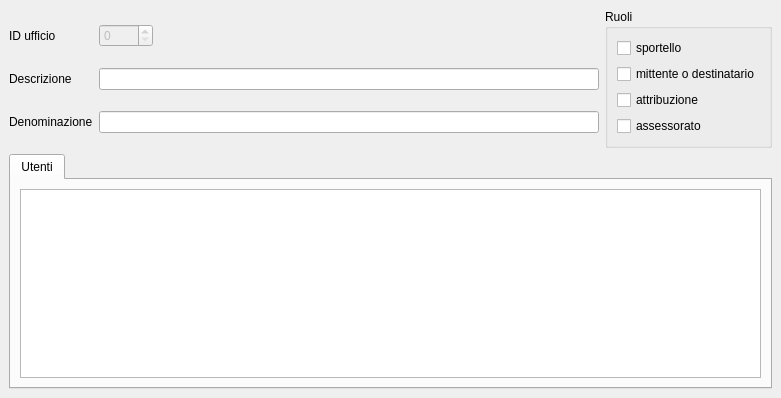
Old version of the form src/com/axiastudio/suite/base/forms/ufficio.ui in the repository tizianolattisi/suitegda.
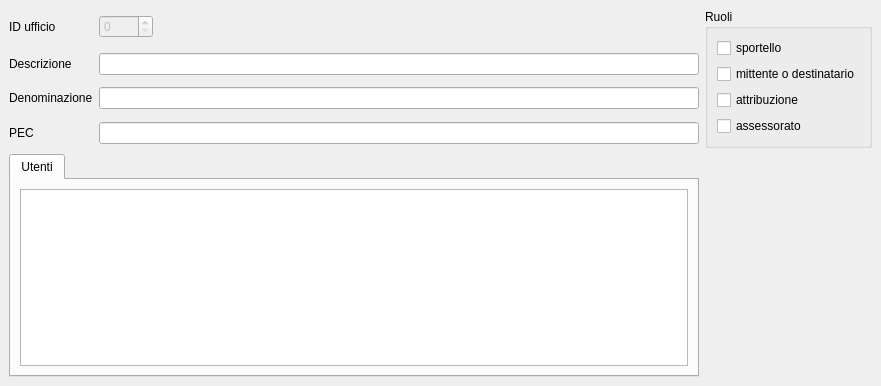
New version of the form. Custom widgets are drawn as their Qt base class.

What changed in the file:
```diff
--- a/src/com/axiastudio/suite/base/forms/ufficio.ui
+++ b/src/com/axiastudio/suite/base/forms/ufficio.ui
@@ -6,8 +6,8 @@
    <rect>
     <x>0</x>
     <y>0</y>
-    <width>747</width>
-    <height>398</height>
+    <width>881</width>
+    <height>386</height>
    </rect>
   </property>
   <property name="windowTitle">
@@ -17,10 +17,6 @@
    <string>id,&lt;Descrizione&gt;</string>
   </property>
   <widget class="QWidget" name="centralwidget">
-   <layout class="QVBoxLayout" name="verticalLayout_3">
-    <item>
-     <layout class="QHBoxLayout" name="horizontalLayout">
-      <item>
        <layout class="QGridLayout" name="gridLayout">
         <item row="0" column="0">
          <widget class="QLabel" name="label_2">
@@ -58,12 +54,85 @@
           </property>
           <property name="sizeHint" stdset="0">
            <size>
-            <width>40</width>
+        <width>498</width>
             <height>20</height>
            </size>
           </property>
          </spacer>
         </item>
+    <item row="0" column="3" rowspan="4">
+     <widget class="QGroupBox" name="groupBox">
+      <property name="title">
+       <string>Ruoli</string>
+      </property>
+      <layout class="QVBoxLayout" name="verticalLayout">
+       <item>
+        <widget class="QCheckBox" name="checkBox">
+         <property name="text">
+          <string>sportello</string>
+         </property>
+         <property name="column" stdset="0">
+          <string>sportello</string>
+         </property>
+         <property name="search" stdset="0">
+          <bool>true</bool>
+         </property>
+         <property name="export" stdset="0">
+          <bool>true</bool>
+         </property>
+        </widget>
+       </item>
+       <item>
+        <widget class="QCheckBox" name="checkBox_2">
+         <property name="text">
+          <string>mittente o destinatario</string>
+         </property>
+         <property name="column" stdset="0">
+          <string>mittenteodestinatario</string>
+         </property>
+         <property name="search" stdset="0">
+          <bool>true</bool>
+         </property>
+         <property name="export" stdset="0">
+          <bool>true</bool>
+         </property>
+        </widget>
+       </item>
+       <item>
+        <widget class="QCheckBox" name="checkBox_4">
+         <property name="text">
+          <string>attribuzione</string>
+         </property>
+         <property name="column" stdset="0">
+          <string>attribuzione</string>
+         </property>
+         <property name="search" stdset="0">
+          <bool>true</bool>
+         </property>
+         <property name="export" stdset="0">
+          <bool>true</bool>
+         </property>
+        </widget>
+       </item>
+       <item>
+        <widget class="QCheckBox" name="checkBox_5">
+         <property name="text">
+          <string>assessorato</string>
+         </property>
+         <property name="column" stdset="0">
+          <string>assessorato</string>
+         </property>
+         <property name="search" stdset="0">
+          <bool>true</bool>
+         </property>
+         <property name="export" stdset="0">
+          <bool>true</bool>
+         </property>
+        </widget>
+       </item>
+      </layout>
+     </widget>
+    </item>
         <item row="1" column="0">
          <widget class="QLabel" name="label">
           <property name="text">
@@ -119,34 +188,20 @@
           </property>
          </widget>
         </item>
-       </layout>
-      </item>
-      <item>
-       <widget class="QGroupBox" name="groupBox">
-        <property name="title">
-         <string>Ruoli</string>
-        </property>
-        <layout class="QVBoxLayout" name="verticalLayout">
-         <item>
-          <widget class="QCheckBox" name="checkBox">
+    <item row="3" column="0">
+     <widget class="QLabel" name="label_4">
            <property name="text">
-            <string>sportello</string>
-           </property>
-           <property name="column" stdset="0">
-            <string>sportello</string>
-           </property>
-           <property name="search" stdset="0">
-            <bool>true</bool>
-           </property>
-           <property name="export" stdset="0">
-            <bool>true</bool>
-           </property>
-          </widget>
-         </item>
-         <item>
-          <widget class="QCheckBox" name="checkBox_2">
+       <string>PEC</string>
+      </property>
+      <property name="buddy">
+       <cstring>lineEdit_3</cstring>
+      </property>
+     </widget>
+    </item>
+    <item row="3" column="1" colspan="2">
+     <widget class="QLineEdit" name="lineEdit_3">
            <property name="text">
-            <string>mittente o destinatario</string>
+       <string/>
            </property>
            <property name="column" stdset="0">
             <string>mittenteodestinatario</string>
@@ -159,44 +214,7 @@
            </property>
           </widget>
          </item>
-         <item>
-          <widget class="QCheckBox" name="checkBox_4">
-           <property name="text">
-            <string>attribuzione</string>
-           </property>
-           <property name="column" stdset="0">
-            <string>attribuzione</string>
-           </property>
-           <property name="search" stdset="0">
-            <bool>true</bool>
-           </property>
-           <property name="export" stdset="0">
-            <bool>true</bool>
-           </property>
-          </widget>
-         </item>
-         <item>
-          <widget class="QCheckBox" name="checkBox_5">
-           <property name="text">
-            <string>assessorato</string>
-           </property>
-           <property name="column" stdset="0">
-            <string>assessorato</string>
-           </property>
-           <property name="search" stdset="0">
-            <bool>true</bool>
-           </property>
-           <property name="export" stdset="0">
-            <bool>true</bool>
-           </property>
-          </widget>
-         </item>
-        </layout>
-       </widget>
-      </item>
-     </layout>
-    </item>
-    <item>
+    <item row="4" column="0" colspan="3">
      <widget class="QTabWidget" name="tabWidget">
       <property name="currentIndex">
        <number>0</number>
```
Left out of the diff: 2 changed lines with no effect on the pictures. Lines whose indentation alone changed are shown as unchanged.
